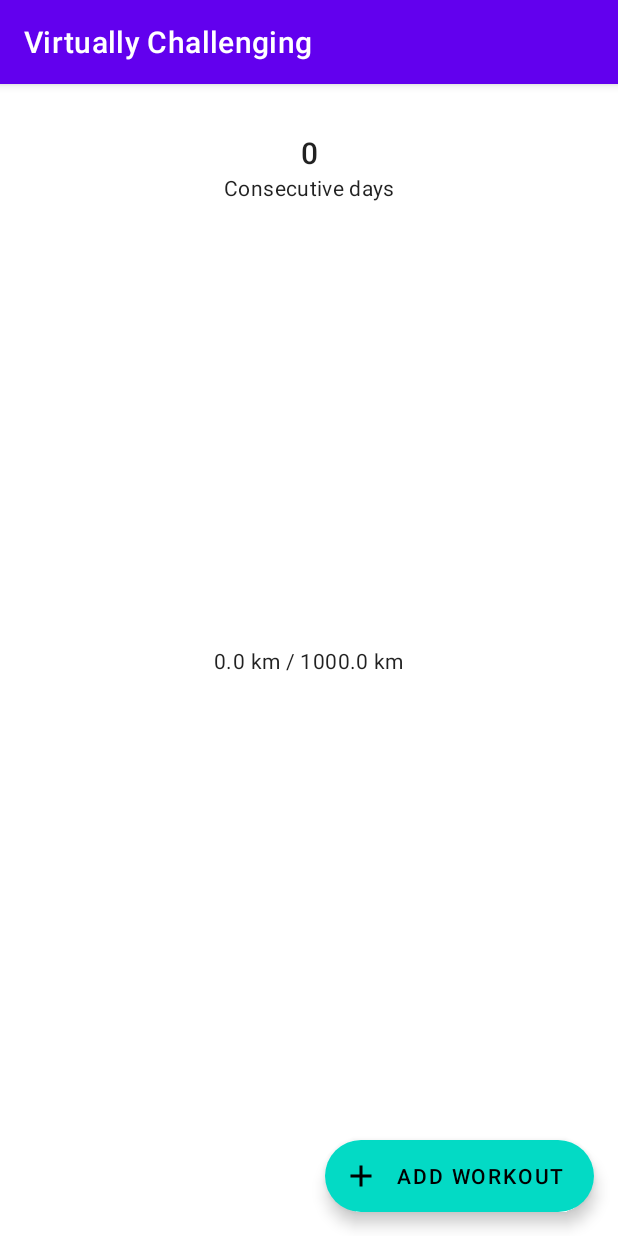
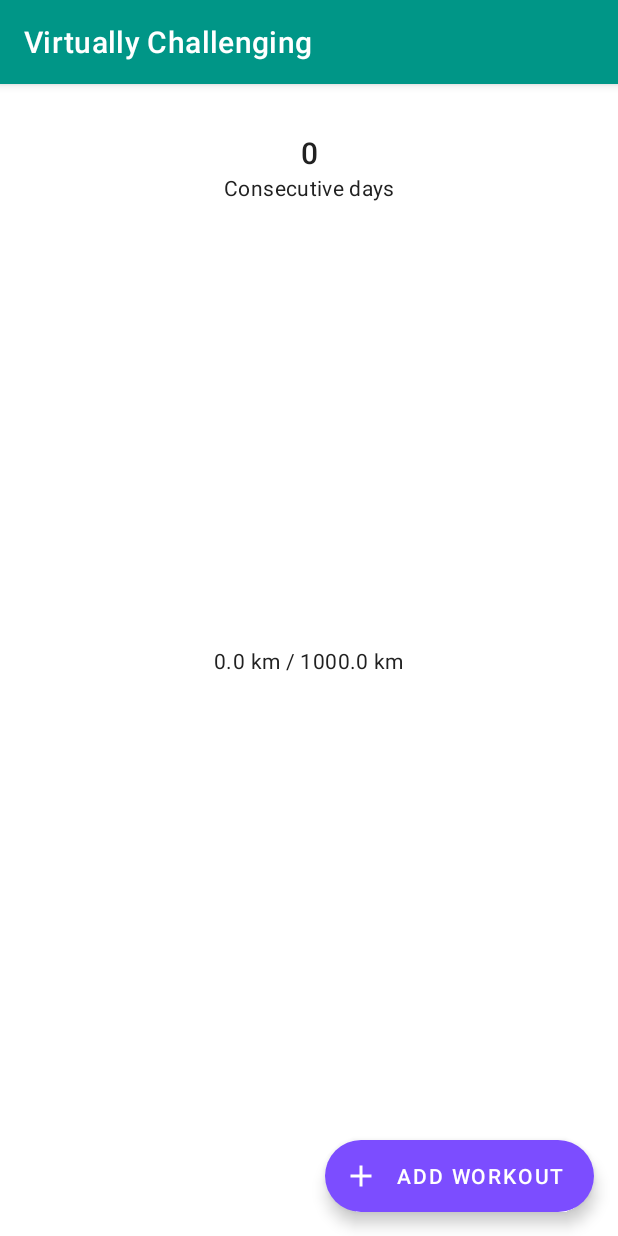
Before and after one commit to sebokopter/virtually-challenging, an Android app: the screen it shows after launch (DashboardActivity), on a phone screen of 412 x 824 dp. Run offline under Robolectric (Android 15) with nearby library versions, the phone set to English and light mode, and no system bars; our stand-ins replace Room's generated code.

Commit message:
feat: Material Colors

```diff
--- a/app/src/main/res/values-night/themes.xml
+++ b/app/src/main/res/values-night/themes.xml
@@ -1,16 +1,4 @@
-<resources xmlns:tools="http://schemas.android.com/tools">
-    <!-- Base application theme. -->
-    <style name="Theme.VirtuallyChallenging" parent="Theme.MaterialComponents.DayNight.DarkActionBar">
-        <!-- Primary brand color. -->
-        <item name="colorPrimary">@color/purple_200</item>
-        <item name="colorPrimaryVariant">@color/purple_700</item>
-        <item name="colorOnPrimary">@color/black</item>
-        <!-- Secondary brand color. -->
-        <item name="colorSecondary">@color/teal_200</item>
-        <item name="colorSecondaryVariant">@color/teal_200</item>
-        <item name="colorOnSecondary">@color/black</item>
-        <!-- Status bar color. -->
-        <item name="android:statusBarColor" tools:targetApi="l">?attr/colorPrimaryVariant</item>
-        <!-- Customize your theme here. -->
-    </style>
+<resources>
+
+    <style name="Theme.VirtuallyChallenging" parent="Theme.MaterialComponents.DayNight.DarkActionBar" />
 </resources>
--- a/app/src/main/res/values/colors.xml
+++ b/app/src/main/res/values/colors.xml
@@ -1,10 +1,21 @@
 <?xml version="1.0" encoding="utf-8"?>
 <resources>
-    <color name="purple_200">#FFBB86FC</color>
-    <color name="purple_500">#FF6200EE</color>
-    <color name="purple_700">#FF3700B3</color>
-    <color name="teal_200">#FF03DAC5</color>
-    <color name="teal_700">#FF018786</color>
+    <color name="primaryColor">#009687</color>
+    <color name="primaryLightColor">#52c7b7</color>
+    <color name="primaryDarkColor">#00675a</color>
+    <color name="primaryTextColor">@color/white</color>
+
+    <color name="secondaryColor">#7c4dff</color>
+    <color name="secondaryLightColor">#b47cff</color>
+    <color name="secondaryDarkColor">#3f1dcb</color>
+    <color name="secondaryTextColor">@color/white</color>
+
+    <color name="textColorPrimary">#212121</color>
+    <color name="textColorSecondary">#757575</color>
+
+    <color name="icons">#FFFFFF</color>
+    <color name="divider">#BDBDBD</color>
+
     <color name="black">#FF000000</color>
     <color name="white">#FFFFFFFF</color>
 </resources>
--- a/app/src/main/res/values/themes.xml
+++ b/app/src/main/res/values/themes.xml
@@ -1,17 +1,15 @@
 <resources xmlns:tools="http://schemas.android.com/tools">
-    <!-- Base application theme. -->
+
     <style name="Theme.VirtuallyChallenging" parent="Theme.MaterialComponents.DayNight.DarkActionBar">
-        <!-- Primary brand color. -->
-        <item name="colorPrimary">@color/purple_500</item>
-        <item name="colorPrimaryVariant">@color/purple_700</item>
-        <item name="colorOnPrimary">@color/white</item>
-        <!-- Secondary brand color. -->
-        <item name="colorSecondary">@color/teal_200</item>
-        <item name="colorSecondaryVariant">@color/teal_700</item>
-        <item name="colorOnSecondary">@color/black</item>
-        <!-- Status bar color. -->
+        <item name="colorPrimary">@color/primaryColor</item>
+        <item name="colorPrimaryVariant">@color/primaryDarkColor</item>
+        <item name="colorOnPrimary">@color/primaryTextColor</item>
+        <item name="colorSecondary">@color/secondaryColor</item>
+        <item name="colorSecondaryVariant">@color/secondaryLightColor</item>
+        <item name="colorOnSecondary">@color/secondaryTextColor</item>
         <item name="android:statusBarColor" tools:targetApi="l">?attr/colorPrimaryVariant</item>
-        <!-- Customize your theme here. -->
+        <item name="android:textColorPrimary">@color/textColorPrimary</item>
+        <item name="android:textColorSecondary">@color/textColorSecondary</item>
     </style>
 
     <style name="Theme.VirtuallyChallenging.NoActionBar">
```
